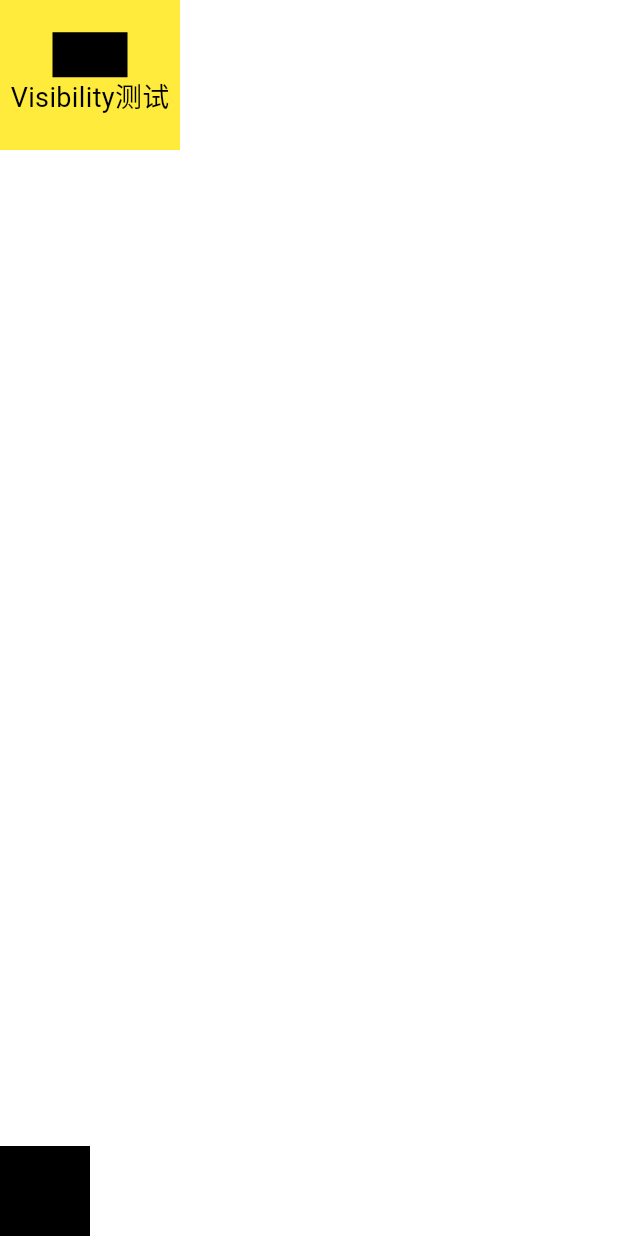
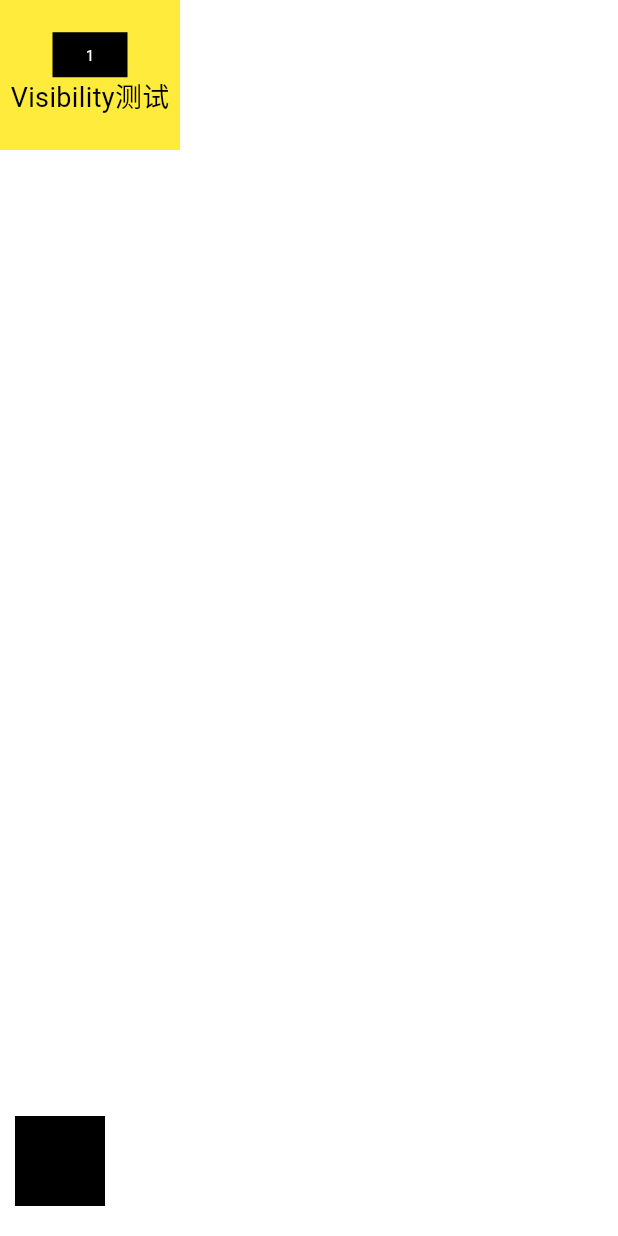
Before and after one commit to SpringRollHHB/FlutterUiTest, a Flutter app: the ContextTestPage screen opened by its route, on a phone screen of 412 x 824 dp. Run offline on Flutter 3.47's test engine with Material 3 defaults, Android fonts, the phone set to English and light mode, and no system bars; our stand-ins replace auto_size_text, get.

Commit message:
Visibility-Offstage使用

```diff
--- a/lib/layout/context_page.dart
+++ b/lib/layout/context_page.dart
@@ -4,6 +4,9 @@ import 'package:flutteruitest/layout/widget/show_context_text_widget.dart';
 class ContextTestPage extends StatefulWidget {
   static const name = "/ContextTestPage";
   const ContextTestPage({super.key});
+
+  //Visibility(  子widget会重复执行 initState() - dispose()
+  //Offstage(  子widget不会重复执行 initState() - dispose()
 
   @override
   State<ContextTestPage> createState() => _ContextTestPageState();
@@ -46,11 +49,34 @@ class _ContextTestPageState extends State<ContextTestPage> {
                       ),
                     );
                   }),
+              const Spacer(),
+              // ValueListenableBuilder(valueListenable: _showNotify, builder: (_,show,c) {
+              //   return Offstage(
+              //     offstage: !show,
+              //     child: Container(
+              //       height: 100,
+              //       width: 120,
+              //       alignment: Alignment.center,
+              //       color: Colors.yellow,
+              //       child: const Column(
+              //         mainAxisSize: MainAxisSize.min,
+              //         children: [
+              //           ShowContextTestWidget(),
+              //           Text(
+              //             "Offstage测试",
+              //             style: TextStyle(color: Colors.black, fontSize: 18),
+              //           )
+              //         ],
+              //       ),
+              //     ),
+              //   );
+              // }),
             ],
           ),
           const Spacer(),
           Row(
             children: [
+              const SizedBox(width: 10,),
               GestureDetector(
                 onTap: (){
                   _showNotify.value = !_showNotify.value;
@@ -60,11 +86,14 @@ class _ContextTestPageState extends State<ContextTestPage> {
                   height: 60,
                   color: Colors.black,
                 ),
-              )
+              ),
+              const SizedBox(width: 10,),
             ],
-          )
+          ),
+          const SizedBox(height: 20,)
         ],
       ),
     );
   }
+
 }
--- a/lib/layout/widget/show_context_text_widget.dart
+++ b/lib/layout/widget/show_context_text_widget.dart
@@ -1,3 +1,5 @@
+import 'dart:async';
+
 import 'package:flutter/material.dart';
 import '../AsyncAwaitPage.dart';
 
@@ -10,9 +12,18 @@ class ShowContextTestWidget extends StatefulWidget {
 
 class _ShowContextTestWidgetState extends State<ShowContextTestWidget> {
 
+  int count = 0;
+  Timer? _timer; // 定时器
+
   @override
   void initState() {
     super.initState();
+    debugPrint("ShowContextTestWidget initState()... ");
+    _timer = Timer.periodic(const Duration(seconds: 1), (timer) {
+      setState(() {
+        count++;
+      });
+    });
     Future.delayed(const Duration(seconds: 8)).then((value) {
       Navigator.push(
         context,
@@ -24,11 +35,24 @@ class _ShowContextTestWidgetState extends State<ShowContextTestWidget> {
   }
 
   @override
+  void dispose() {
+    super.dispose();
+    debugPrint("ShowContextTestWidget dispose()... ");
+    _timer?.cancel();
+    _timer = null;
+  }
+
+  @override
   Widget build(BuildContext context) {
     return Container(
       width: 50,
       height: 30,
       color: Colors.black,
+      alignment: Alignment.center,
+      child: Text(
+        count.toString(),
+        style: const TextStyle(color: Colors.white,fontSize: 10),
+      ),
     );
   }
 
```
